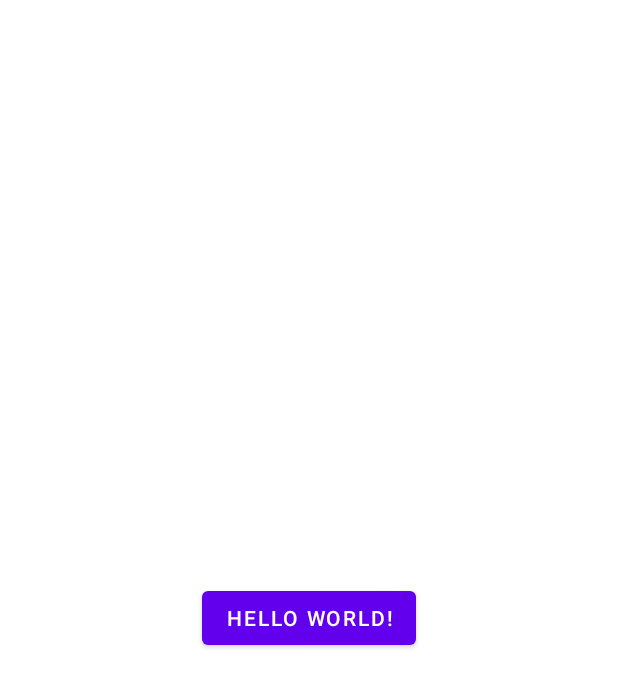
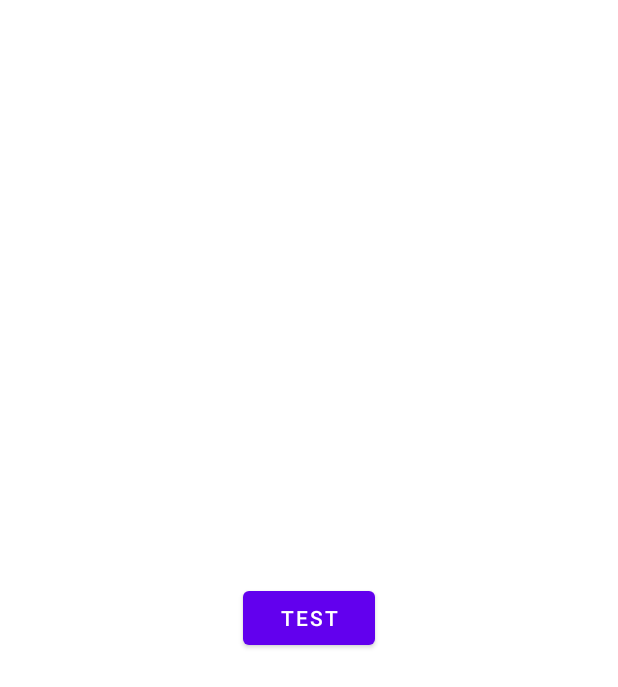
Before and after one commit to HYUNJUNEPARK/BioManager, an Android app: the layout activity_main.xml on its own in the app's theme, with its tools: preview values and no code run, on a phone screen of 412 x 824 dp. Shown: the top 687 px of the screen. Run offline under Robolectric (Android 15) with nearby library versions, the phone set to English and light mode, and no system bars.

Commit message:
feat: BiometricManager App에 사용//TODO dataBinding visibility 처리 안됨

```diff
--- a/app/src/main/res/layout/activity_main.xml
+++ b/app/src/main/res/layout/activity_main.xml
@@ -4,7 +4,18 @@
     xmlns:tools="http://schemas.android.com/tools">
 
     <data>
+        <variable
+            name="main"
+            type="com.ex.app.MainActivity" />
 
+        <import type="android.view.View"/>
+        <variable
+            name="visibilityOfBiometric"
+            type="Boolean" />
+
+        <variable
+            name="isActivatedBiometric"
+            type="Boolean" />
     </data>
 
     <androidx.constraintlayout.widget.ConstraintLayout
@@ -16,7 +27,10 @@
             android:id="@+id/testButton"
             android:layout_width="wrap_content"
             android:layout_height="wrap_content"
-            android:text="Hello World!"
+            android:text="Test"
+            android:visibility="@{visibilityOfBiometric ? View.VISIBLE : View.GONE, default = visible}"
+            android:enabled="@{isActivatedBiometric ? false : true, default = true}"
+            android:onClick="@{()->main.onClickToUseBiometricManager()}"
             app:layout_constraintBottom_toBottomOf="parent"
             app:layout_constraintEnd_toEndOf="parent"
             app:layout_constraintStart_toStartOf="parent"
```
Also changed, not shown: BiometricManager/src/main/java/com/module/biometricmanager/BiometricManager.kt (+41 -44 lines), BiometricManager/src/main/java/com/module/biometricmanager/BiometricReturnType.kt (added, +8 -0 lines), BiometricManager/src/main/res/values/strings.xml (added, +7 -0 lines), app/src/main/java/com/ex/app/MainActivity.kt (+33 -2 lines).
